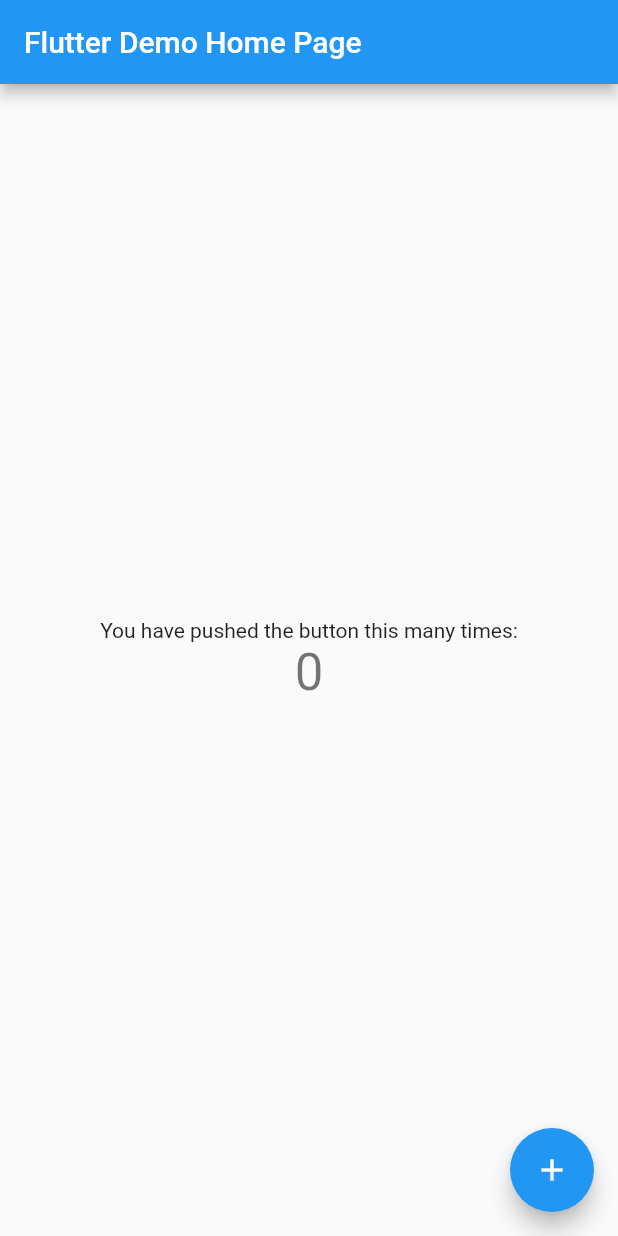
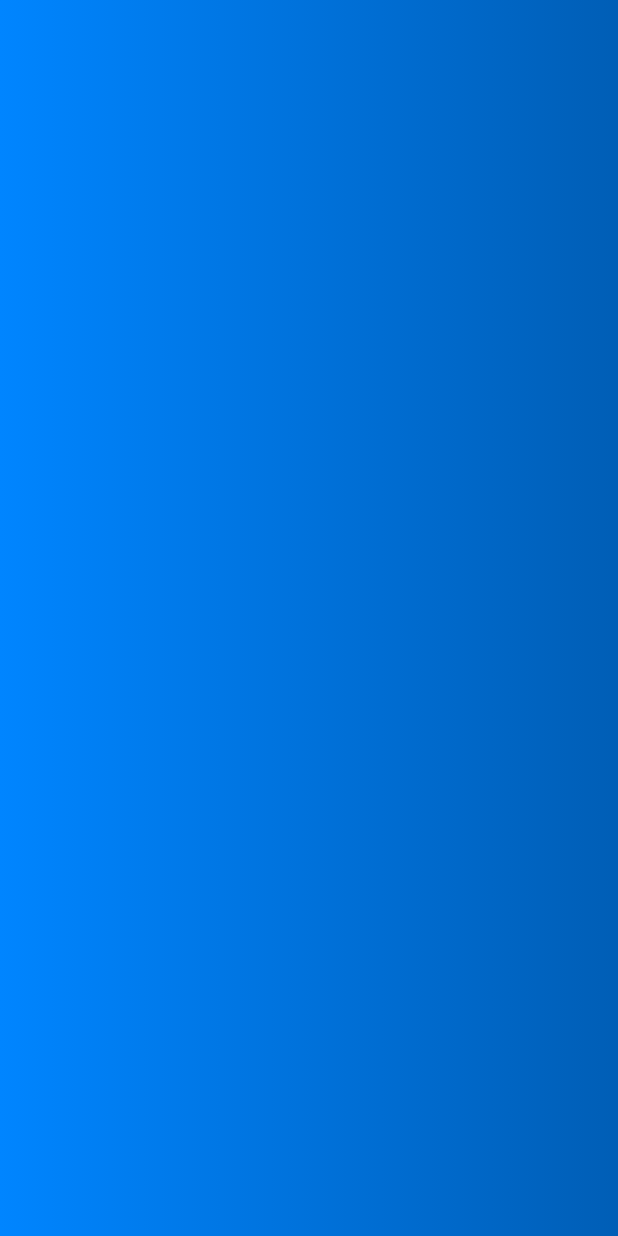
Before and after one commit to Sedatdynn/SafariTourApp, a Flutter app: the first screen one second after launch, on a phone screen of 412 x 824 dp. Run offline on Flutter 3.47's test engine with Material 2 defaults, Android fonts, the light colour scheme and no system bars; our stand-ins replace bloc.

Commit message:
some project constant variables implemented

```diff
--- /dev/null
+++ b/safari_tour_app/lib/feature/launch/view/launch.dart
@@ -0,0 +1,14 @@
+import 'package:flutter/material.dart';
+
+class LaunchView extends StatelessWidget {
+  const LaunchView({super.key});
+
+  @override
+  Widget build(BuildContext context) {
+    return Scaffold(
+      appBar: AppBar(
+        title: const Text("SAFARI TOUR APP"),
+      ),
+    );
+  }
+}
--- /dev/null
+++ b/safari_tour_app/lib/feature/splash/cubit/splash_cubit.dart
@@ -0,0 +1,8 @@
+import 'package:bloc/bloc.dart';
+import 'package:meta/meta.dart';
+
+part 'splash_state.dart';
+
+class SplashCubit extends Cubit<SplashState> {
+  SplashCubit() : super(SplashInitial());
+}
--- /dev/null
+++ b/safari_tour_app/lib/feature/splash/cubit/splash_state.dart
@@ -0,0 +1,6 @@
+part of 'splash_cubit.dart';
+
+@immutable
+abstract class SplashState {}
+
+class SplashInitial extends SplashState {}
--- /dev/null
+++ b/safari_tour_app/lib/feature/splash/view/splash_view.dart
@@ -0,0 +1,96 @@
+import 'dart:async';
+
+import 'package:flutter/material.dart';
+import 'package:safari_tour_app/product/extension/responsive/responsive.dart';
+
+import '../../../product/const/duration/duration.dart';
+import '../../../product/const/theme/colors.dart';
+import '../../launch/view/launch.dart';
+
+class SplashScreenView extends StatefulWidget {
+  const SplashScreenView({Key? key}) : super(key: key);
+  @override
+  State<SplashScreenView> createState() => _SplashScreenViewState();
+}
+
+class _SplashScreenViewState extends State<SplashScreenView> {
+  bool _isVisible = false;
+
+  _SplashScreenViewState() {
+    buildFirstTimer();
+    buildSecondTimer();
+  }
+
+  Timer buildFirstTimer() {
+    return Timer(Durations.slow, () {
+      setState(() {
+        Navigator.of(context).pushAndRemoveUntil(
+            MaterialPageRoute(builder: (context) => const LaunchView()),
+            (route) => false);
+      });
+    });
+  }
+
+  Timer buildSecondTimer() {
+    return Timer(Durations.tooFast, () {
+      setState(() {
+        _isVisible = true;
+      });
+    });
+  }
+
+  @override
+  Widget build(BuildContext context) {
+    return buildStack(context);
+  }
+
+  Stack buildStack(BuildContext context) {
+    return Stack(
+      alignment: Alignment.center,
+      children: [buildContainer(), _bottomItems(context)],
+    );
+  }
+
+  Container buildContainer() {
+    return Container(
+      decoration: buildBoxDecoration(),
+      child: buildAnimatedOpacity(),
+    );
+  }
+
+  BoxDecoration buildBoxDecoration() {
+    return const BoxDecoration(
+      gradient: LinearGradient(
+        colors: [AppColors.mainPrimary, AppColors.button],
+        begin: FractionalOffset(0, 0),
+        end: FractionalOffset(1.0, 0.0),
+        stops: [0.0, 1.0],
+        tileMode: TileMode.clamp,
+      ),
+    );
+  }
+
+  AnimatedOpacity buildAnimatedOpacity() {
+    return AnimatedOpacity(
+      opacity: _isVisible ? 1.0 : 0,
+      duration: Durations.slow,
+      child: Center(
+        child: ClipOval(
+            // child: ImagePaths.logo.toWidget(),
+            ),
+      ),
+    );
+  }
+
+  Positioned _bottomItems(BuildContext context) {
+    return Positioned(
+      bottom: context.dynamicHeight(0.05),
+      child: Row(
+        children: [
+          // ImagePaths.flash.toWidget(),
+          // ImagePaths.tech.toWidget(),
+        ],
+      ),
+    );
+  }
+}
--- a/safari_tour_app/lib/main.dart
+++ b/safari_tour_app/lib/main.dart
@@ -1,4 +1,5 @@
 import 'package:flutter/material.dart';
+import 'package:safari_tour_app/feature/splash/view/splash_view.dart';
 
 void main() {
   runApp(const MyApp());
@@ -7,109 +8,14 @@
 class MyApp extends StatelessWidget {
   const MyApp({super.key});
 
-  // This widget is the root of your application.
   @override
   Widget build(BuildContext context) {
     return MaterialApp(
       title: 'Flutter Demo',
       theme: ThemeData(
-        // This is the theme of your application.
-        //
-        // Try running your application with "flutter run". You'll see the
-        // application has a blue toolbar. Then, without quitting the app, try
-        // changing the primarySwatch below to Colors.green and then invoke
-        // "hot reload" (press "r" in the console where you ran "flutter run",
-        // or simply save your changes to "hot reload" in a Flutter IDE).
-        // Notice that the counter didn't reset back to zero; the application
-        // is not restarted.
         primarySwatch: Colors.blue,
       ),
-      home: const MyHomePage(title: 'Flutter Demo Home Page'),
+      home: const SplashScreenView(),
     );
   }
 }
-
-class MyHomePage extends StatefulWidget {
-  const MyHomePage({super.key, required this.title});
-
-  // This widget is the home page of your application. It is stateful, meaning
-  // that it has a State object (defined below) that contains fields that affect
-  // how it looks.
-
-  // This class is the configuration for the state. It holds the values (in this
-  // case the title) provided by the parent (in this case the App widget) and
-  // used by the build method of the State. Fields in a Widget subclass are
-  // always marked "final".
-
-  final String title;
-
-  @override
-  State<MyHomePage> createState() => _MyHomePageState();
-}
-
-class _MyHomePageState extends State<MyHomePage> {
-  int _counter = 0;
-
-  void _incrementCounter() {
-    setState(() {
-      // This call to setState tells the Flutter framework that something has
-      // changed in this State, which causes it to rerun the build method below
-      // so that the display can reflect the updated values. If we changed
-      // _counter without calling setState(), then the build method would not be
-      // called again, and so nothing would appear to happen.
-      _counter++;
-    });
-  }
-
-  @override
-  Widget build(BuildContext context) {
-    // This method is rerun every time setState is called, for instance as done
-    // by the _incrementCounter method above.
-    //
-    // The Flutter framework has been optimized to make rerunning build methods
-    // fast, so that you can just rebuild anything that needs updating rather
-    // than having to individually change instances of widgets.
-    return Scaffold(
-      appBar: AppBar(
-        // Here we take the value from the MyHomePage object that was created by
-        // the App.build method, and use it to set our appbar title.
-        title: Text(widget.title),
-      ),
-      body: Center(
-        // Center is a layout widget. It takes a single child and positions it
-        // in the middle of the parent.
-        child: Column(
-          // Column is also a layout widget. It takes a list of children and
-          // arranges them vertically. By default, it sizes itself to fit its
-          // children horizontally, and tries to be as tall as its parent.
-          //
-          // Invoke "debug painting" (press "p" in the console, choose the
-          // "Toggle Debug Paint" action from the Flutter Inspector in Android
-          // Studio, or the "Toggle Debug Paint" command in Visual Studio Code)
-          // to see the wireframe for each widget.
-          //
-          // Column has various properties to control how it sizes itself and
-          // how it positions its children. Here we use mainAxisAlignment to
-          // center the children vertically; the main axis here is the vertical
-          // axis because Columns are vertical (the cross axis would be
-          // horizontal).
-          mainAxisAlignment: MainAxisAlignment.center,
-          children: <Widget>[
-            const Text(
-              'You have pushed the button this many times:',
-            ),
-            Text(
-              '$_counter',
-              style: Theme.of(context).textTheme.headlineMedium,
-            ),
-          ],
-        ),
-      ),
-      floatingActionButton: FloatingActionButton(
-        onPressed: _incrementCounter,
-        tooltip: 'Increment',
-        child: const Icon(Icons.add),
-      ), // This trailing comma makes auto-formatting nicer for build methods.
-    );
-  }
-}
--- /dev/null
+++ b/safari_tour_app/lib/product/const/duration/duration.dart
@@ -0,0 +1,23 @@
+/// Collections of constant durations.
+mixin Durations {
+  /// Too slow duration constant with 1800 milliseconds.
+  static const Duration tooSlow = Duration(milliseconds: 1800);
+
+  /// Slow duration constant with 1500 milliseconds.
+  static const Duration slow = Duration(milliseconds: 1500);
+
+  /// Slow-Medium duration constant with 1200 milliseconds.
+  static const Duration slowMed = Duration(milliseconds: 1200);
+
+  /// Medium duration constant with 1000 milliseconds.
+  static const Duration med = Duration(milliseconds: 1000);
+
+  /// Medium-Fast duration constant with 800 milliseconds.
+  static const Duration medFast = Duration(milliseconds: 800);
+
+  /// Fast duration constant with 250 milliseconds.
+  static const Duration fast = Duration(milliseconds: 240);
+
+  /// Too fast duration constant with 125 milliseconds.
+  static const Duration tooFast = Duration(milliseconds: 120);
+}
--- /dev/null
+++ b/safari_tour_app/lib/product/const/theme/colors.dart
@@ -0,0 +1,52 @@
+import 'package:flutter/material.dart';
+
+class AppColors {
+  static const Color mainPrimary = Color(0xff0085FF);
+  static const int _primaryColor = 0xffff5f00;
+  static const Map<int, Color> _swatch = <int, Color>{
+    50: Color.fromARGB(24, 220, 85, 1),
+    100: Color.fromARGB(24, 220, 85, 2),
+    200: Color.fromARGB(24, 220, 85, 3),
+    300: Color.fromARGB(24, 220, 85, 4),
+    400: Color.fromARGB(24, 220, 85, 5),
+    500: Color.fromARGB(24, 220, 85, 6),
+    600: Color.fromARGB(24, 220, 85, 7),
+    700: Color.fromARGB(24, 220, 85, 8),
+    800: Color.fromARGB(24, 220, 85, 9),
+    900: Color.fromARGB(24, 220, 85, 1),
+  };
+
+  static const MaterialColor primarySwatch =
+      MaterialColor(_primaryColor, _swatch);
+
+  /// White color.
+  static const Color white = Color.fromRGBO(255, 255, 255, 1); //
+  static const Color button = Color(0xff005EB6);
+
+  /// White color.
+  static const Color black = Color(0xff0d0d0d);
+
+  /// Green color.
+  static const Color green = Color(0xff00b33c);
+
+  /// Light grey color.
+  static const Color lightGrey = Color.fromRGBO(224, 224, 224, 1);
+
+  /// Divider orange color.
+  static const Color divider = Color(0xffff5f00);
+
+  /// Drawer items indigo color
+  static const Color indigo = Color.fromRGBO(63, 81, 181, 1);
+
+  /// Selected container Light Indigo Color
+  static const Color lightIndigo = Color.fromRGBO(197, 202, 233, 1);
+
+  /// Dark grey color.
+  static const Color darkGrey = Color(0xff4e5d6a);
+
+  /// Error color.
+  static const Color error = Color(0xffff3333);
+
+  /// Color for loading bubbles.
+  static const Color loadingColor = Color(0xff708edf);
+}
--- /dev/null
+++ b/safari_tour_app/lib/product/extension/responsive/responsive.dart
@@ -0,0 +1,28 @@
+import 'package:flutter/material.dart';
+
+extension ResponsiveExtension on BuildContext {
+  double get height => MediaQuery.of(this).size.height;
+  double get width => MediaQuery.of(this).size.width;
+  double dynamicHeight(double value) => height * value;
+  double dynamicWidth(double value) => width * value;
+}
+
+extension AllPaddings on BuildContext {
+  EdgeInsets get zeroAllPadding => const EdgeInsets.all(0);
+  EdgeInsets get lowAllPadding => const EdgeInsets.all(8);
+  EdgeInsets get midAllPadding => const EdgeInsets.all(16);
+  EdgeInsets get extremeAllPadding => const EdgeInsets.all(24);
+}
+
+extension HorizontalPadding on BuildContext {
+  EdgeInsets get lowHorizontal => const EdgeInsets.symmetric(horizontal: 8);
+  EdgeInsets get midHorizontal => const EdgeInsets.symmetric(horizontal: 16);
+  EdgeInsets get extremeHorizontal =>
+      const EdgeInsets.symmetric(horizontal: 24);
+}
+
+extension VerticalPadding on BuildContext {
+  EdgeInsets get lowVertical => const EdgeInsets.symmetric(vertical: 8);
+  EdgeInsets get midVertical => const EdgeInsets.symmetric(vertical: 16);
+  EdgeInsets get extremeHorizontal => const EdgeInsets.symmetric(vertical: 24);
+}
```
Also changed, not shown: safari_tour_app/pubspec.yaml (+4 -12 lines).
